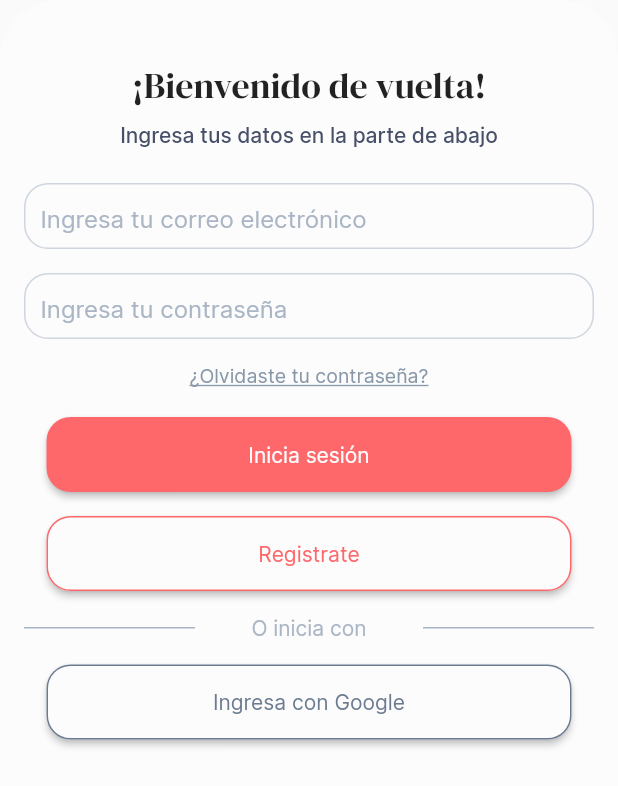
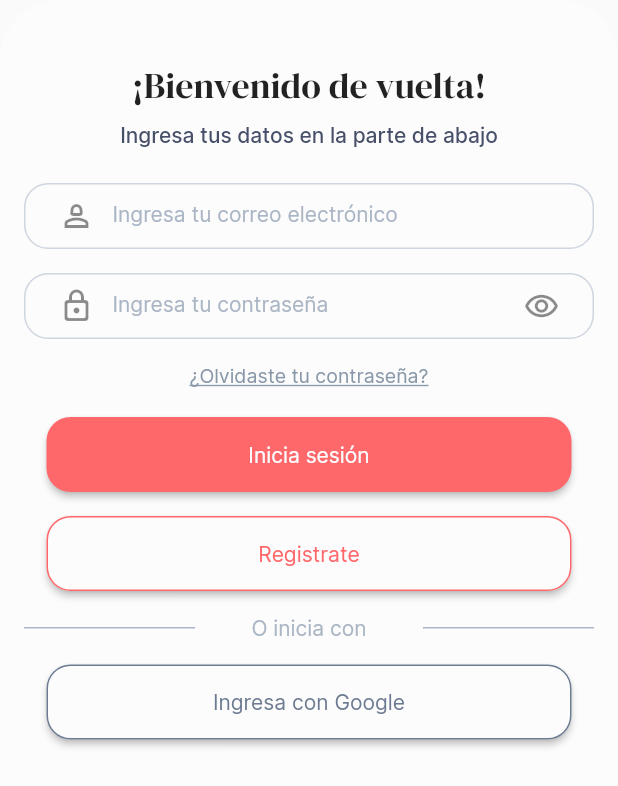
Before and after one commit to axelyerit31/iron_kids, a Flutter app: the FormInput widget shown alone on an empty page, opened directly, on a phone screen of 412 x 824 dp. Shown: the top 786 px of the screen. Run offline on Flutter 3.47's test engine with Material 2 defaults, Android fonts, the phone set to English and light mode, and no system bars; network calls fail.

Commit message:
corrigiendo algo

```diff
--- a/lib/screens/login_screen.dart
+++ b/lib/screens/login_screen.dart
@@ -90,12 +90,16 @@ class FormInput extends StatelessWidget {
           InputField(
             controller: emailControllerP,
             placeholder: 'Ingresa tu correo electrónico',
+            iconLeft: Icon(Icons.person_2_outlined),
           ),
-          AppTheme.spacingWidget5, //espaciador
+          AppTheme.spacingWidget5,
+
           InputField(
             controller: passwordControllerP,
             placeholder: 'Ingresa tu contraseña',
             obscure: true,
+            iconLeft: const Icon(Icons.lock_outline_rounded),
+            iconRight: const Icon(Icons.remove_red_eye_outlined),
           ),
           AppTheme.spacingWidget5,
           Text(
@@ -113,6 +117,7 @@ class FormInput extends StatelessWidget {
             text: 'Inicia sesión',
           ),
           AppTheme.spacingWidget5,
+
           ButtonUI(
             text: 'Registrate',
             outlined: true,
--- a/lib/styles/widgets/input_field.dart
+++ b/lib/styles/widgets/input_field.dart
@@ -5,11 +5,15 @@ class InputField extends StatelessWidget {
   final TextEditingController controller;
   final String placeholder;
   final bool obscure;
+  final Icon? iconLeft;
+  final Icon? iconRight;
   const InputField({
     super.key,
     required this.controller,
     required this.placeholder,
     this.obscure = false,
+    this.iconLeft,
+    this.iconRight,
   });
 
   @override
@@ -28,13 +32,14 @@ class InputField extends StatelessWidget {
         ),
         child: TextField(
           controller: controller,
-        decoration: InputDecoration.collapsed(
+          decoration: InputDecoration(
+              prefixIcon: iconLeft,
+              suffixIcon: iconRight,
               hintText: placeholder,
               border: InputBorder.none,
-            hintStyle:
-                AppTheme.bodyMedium(context).copyWith(color: AppTheme.gray400)),
+              hintStyle: AppTheme.bodySmall(context)
+                  .copyWith(color: AppTheme.gray400)),
           obscureText: obscure,
-      ),
-    );
+        ));
   }
 }
```
Also changed, not shown: flutter_01.png (deleted), flutter_02.png (deleted), pubspec.lock. Lines whose indentation alone changed are shown as unchanged.
